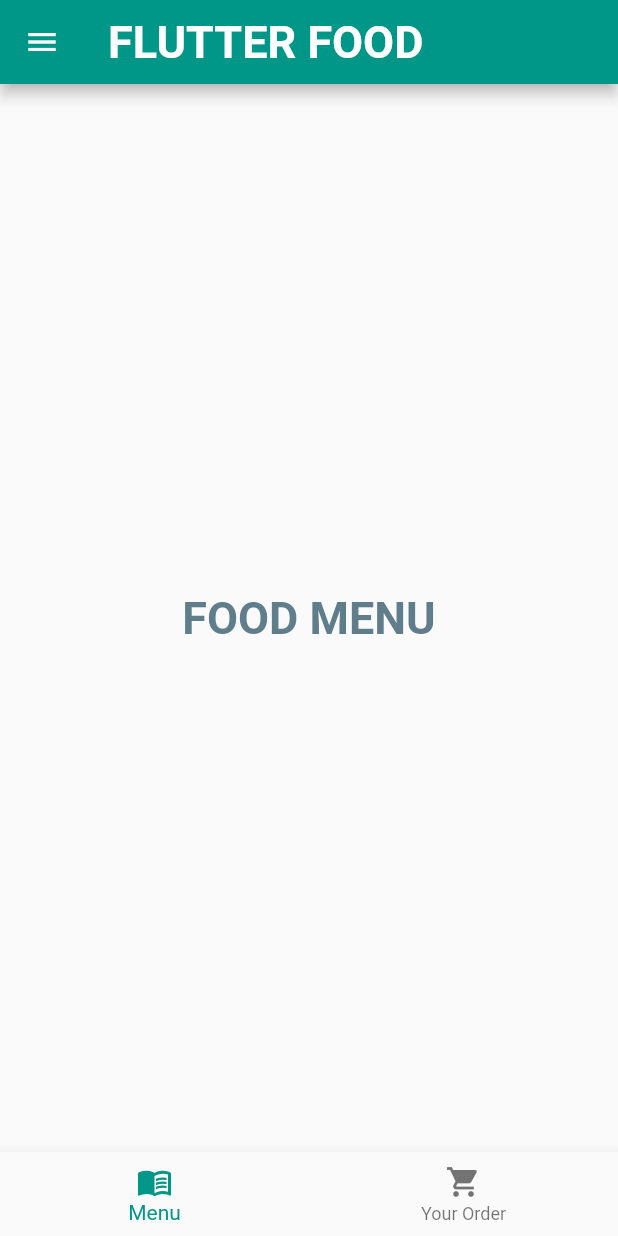
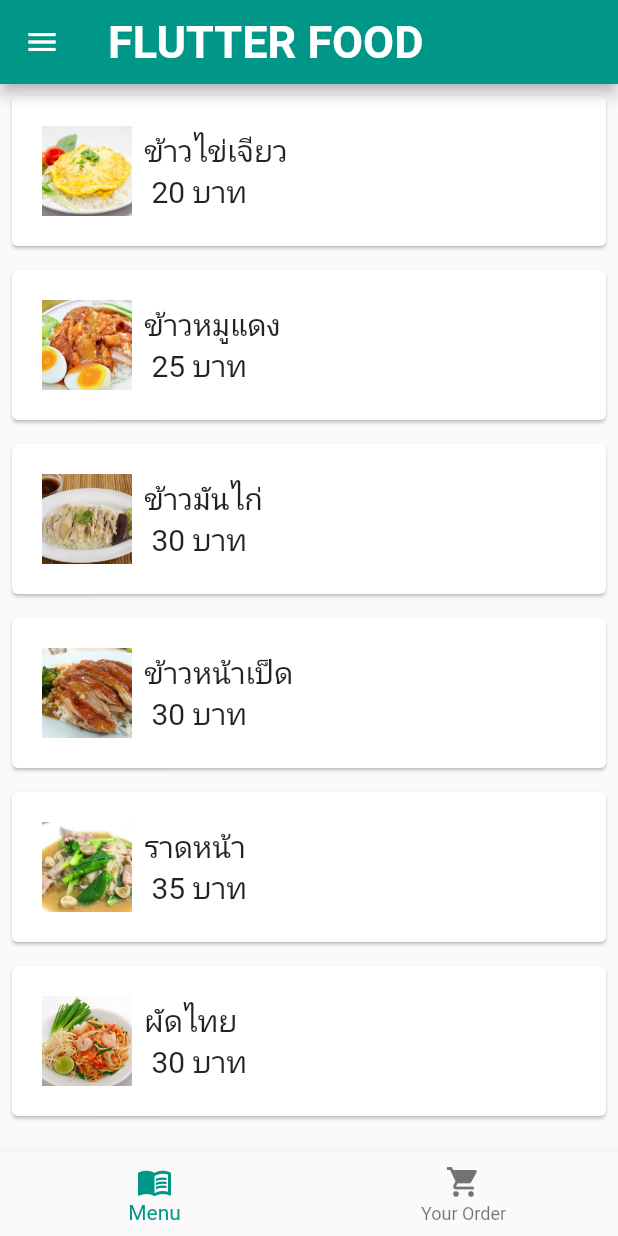
Before and after one commit to tiwarin42/flutter_food, a Flutter app: the HomePage screen opened by its route, on a phone screen of 412 x 824 dp. Run offline on Flutter 3.47's test engine with Material 2 defaults, Android fonts, the phone set to English and light mode, and no system bars.

Commit message:
add foodDetail

```diff
--- a/lib/main.dart
+++ b/lib/main.dart
@@ -1,9 +1,10 @@
 import 'package:flutter/material.dart';
-import 'package:flutter_food/pages/home/food/food_page.dart';
-import 'package:flutter_food/pages/home/food/foodlist_page.dart';
-import 'package:flutter_food/pages/home/food/order_page.dart';
+import 'package:flutter_food/pages/food/food_detail.dart';
+import 'package:flutter_food/pages/food/food_page.dart';
+import 'package:flutter_food/pages/food/foodlist_page.dart';
+import 'package:flutter_food/pages/food/order_page.dart';
 import 'package:flutter_food/pages/home/home_page.dart';
-import 'package:flutter_food/pages/home/profile_page.dart';
+import 'package:flutter_food/pages/profile/profile_page.dart';
 import 'package:flutter_food/pages/login/login_page.dart';
 
 void main() {
@@ -33,6 +34,7 @@ class MyApp extends StatelessWidget {
         Profile.routeName : (context) => const Profile(),
         FoodListPage.routeName : (context) => const FoodListPage(),
         OrderPage.routeName : (context) => const OrderPage(),
+        FoodDetail.routeName : (context) => const FoodDetail(),
       },
       initialRoute: '/login',
     );
--- /dev/null
+++ b/lib/models/food_item.dart
@@ -0,0 +1,18 @@
+class FoodItem {
+  final int id;
+  final String name;
+  final int price;
+  final String image;
+
+  FoodItem({
+    required this.id,
+    required this.name,
+    required this.price,
+    required this.image,
+  });
+
+  @override
+  String toString() {
+    return '$name ราคา $price บาท';
+  }
+}
--- /dev/null
+++ b/lib/pages/food/food_detail.dart
@@ -0,0 +1,30 @@
+import 'package:flutter/material.dart';
+import 'package:flutter_food/models/food_item.dart';
+
+class FoodDetail extends StatelessWidget {
+  static const routeName = '/fooddetail';
+
+  const FoodDetail({Key? key}) : super(key: key);
+
+  @override
+  Widget build(BuildContext context) {
+    var item = ModalRoute.of(context)!.settings.arguments as FoodItem;
+
+    return Scaffold(
+      appBar: AppBar(
+        title: Text(item.name),
+      ),
+      body: Column(
+        crossAxisAlignment: CrossAxisAlignment.stretch,
+        children: [
+          Container(
+              child: Image.asset('assets/images/${item.image}')),
+          Padding(
+            padding: const EdgeInsets.all(16.0),
+            child: Text("ชื่อเมนู : ${item.name} \nราคา : ${item.price} บาท" ,style: TextStyle(fontSize: 25,color: Colors.black,)),
+          ),
+        ],
+      ),
+    );
+  }
+}
--- a/lib/pages/home/food/food_page.dart
+++ b/lib/pages/food/food_page.dart
@@ -1,6 +1,6 @@
 import 'package:flutter/material.dart';
-import 'package:flutter_food/pages/home/food/foodlist_page.dart';
-import 'package:flutter_food/pages/home/food/order_page.dart';
+import 'package:flutter_food/pages/food/foodlist_page.dart';
+import 'package:flutter_food/pages/food/order_page.dart';
 
 class FoodPage extends StatefulWidget {
   static const routeName = '/food';
--- /dev/null
+++ b/lib/pages/food/foodlist_page.dart
@@ -0,0 +1,67 @@
+import 'package:flutter/material.dart';
+import 'package:flutter_food/models/food_item.dart';
+import 'package:flutter_food/pages/food/food_detail.dart';
+
+class FoodListPage extends StatefulWidget {
+  static const routeName = '/foodlist';
+
+  const FoodListPage({Key? key}) : super(key: key);
+
+  @override
+  _FoodListPageState createState() => _FoodListPageState();
+}
+
+class _FoodListPageState extends State<FoodListPage> {
+  var items = [
+    FoodItem(id: 1, name: 'ข้าวไข่เจียว', price: 20, image: 'kao_kai_jeaw.jpg'),
+    FoodItem(id: 2, name: 'ข้าวหมูแดง', price: 25, image: 'kao_moo_dang.jpg'),
+    FoodItem(id: 3, name: 'ข้าวมันไก่', price: 30, image: 'kao_mun_kai.jpg'),
+    FoodItem(id: 4, name: 'ข้าวหน้าเป็ด', price: 30, image: 'kao_na_ped.jpg'),
+    FoodItem(id: 5, name: 'ราดหน้า', price: 35, image: 'rad_na.jpg'),
+    FoodItem(id: 6, name: 'ผัดไทย', price: 30, image: 'pad_thai.jpg'),
+  ];
+
+  @override
+  Widget build(BuildContext context) {
+    return Container(
+      child: ListView.builder(
+        itemCount: items.length,
+        itemBuilder: (context, index) {
+          var item = items[index];
+          return Card(
+            margin: const EdgeInsets.all(8.0),
+            child: InkWell(
+              onTap: () {
+                Navigator.pushNamed(
+                  context,
+                  FoodDetail.routeName,
+                  arguments: item,
+                );
+              },
+              child: Padding(
+                padding: const EdgeInsets.all(20.0),
+                child: Row(
+                  children: [
+                    Image.asset(
+                      'assets/images/${item.image}',
+                      width: 60.0,
+                      height: 60.0,
+                      fit: BoxFit.cover,
+                    ),
+                    SizedBox(
+                      width: 8.0,
+                    ),
+                    Text(
+                      '${item.name} \n ${item.price} บาท',
+                      style: TextStyle(fontSize: 20.0),
+                    ),
+                  ],
+                ),
+              ),
+            ),
+          );
+        },
+      ),
+    );
+  }
+}
--- a/lib/pages/home/food/foodlist_page.dart
+++ /dev/null
@@ -1,23 +0,0 @@
-import 'package:flutter/material.dart';
-
-class FoodListPage extends StatelessWidget {
-  static const routeName = '/foodlist';
-
-  const FoodListPage({Key? key}) : super(key: key);
-
-  @override
-  Widget build(BuildContext context) {
-    return Scaffold(
-      body: Center(
-        child: Text(
-          'FOOD MENU',
-          textAlign: TextAlign.center,
-          style: TextStyle(
-              fontSize: 30.0,
-              fontWeight: FontWeight.bold,
-              color: Colors.blueGrey),
-        ),
-      ),
-    );
-  }
-}
--- a/lib/pages/home/home_page.dart
+++ b/lib/pages/home/home_page.dart
@@ -1,6 +1,6 @@
 import 'package:flutter/material.dart';
-import 'package:flutter_food/pages/home/food/food_page.dart';
-import 'package:flutter_food/pages/home/profile_page.dart';
+import 'package:flutter_food/pages/food/food_page.dart';
+import 'package:flutter_food/pages/profile/profile_page.dart';
 
 class HomePage extends StatefulWidget {
   static const routeName = '/home';
```
Also changed, not shown: assets/images/food.png (added), assets/images/kao_kai_jeaw.jpg (added), assets/images/kao_moo_dang.jpg (added), assets/images/kao_mun_kai.jpg (added), assets/images/kao_na_ped.jpg (added), assets/images/kao_pad.jpg (added), assets/images/no_image.png (added), assets/images/pad_sie_eew.jpg (added), assets/images/pad_thai.jpg (added), assets/images/rad_na.jpg (added), assets/images/som_tum_kai_yang.jpg (added), lib/pages/food/order_page.dart (renamed from lib/pages/home/food/order_page.dart), lib/pages/profile/profile_page.dart (renamed from lib/pages/home/profile_page.dart).
